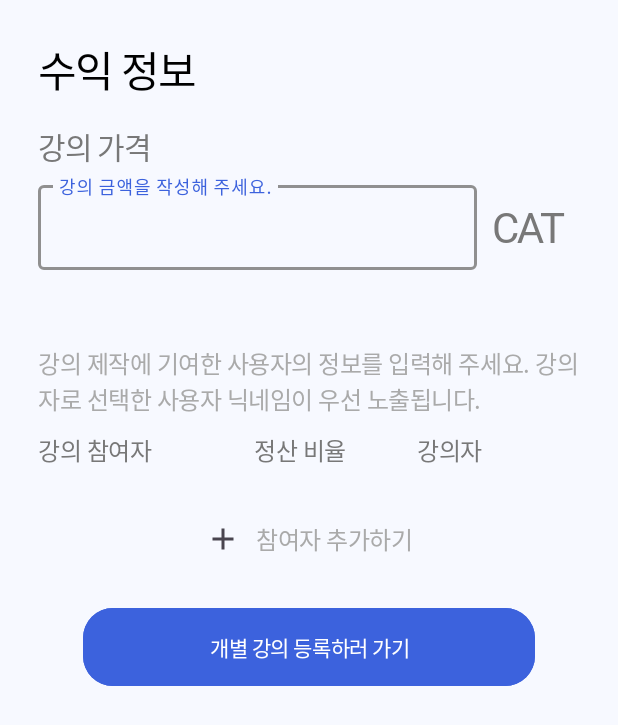
After one commit to JumboEgg/LearnAuth, an Android app: the layout fragment_register_payment.xml on its own in the app's theme, with its tools: preview values and no code run, on a phone screen of 412 x 824 dp. The commit adds this screen. Shown: the top 725 px of the screen. Run offline under Robolectric (Android 15) with nearby library versions, the phone set to English and light mode, and no system bars.

Commit message:
[Android/Feat/#41]: 강의 등록 페이지 xml 초안

```diff
--- a/Android/app/src/main/java/com/example/second_project/MainActivity.kt
+++ b/Android/app/src/main/java/com/example/second_project/MainActivity.kt
@@ -27,7 +27,8 @@ class MainActivity : AppCompatActivity() {
         // 수료증 디테일 페이지에서 nav 바 없어짐
         navController.addOnDestinationChangedListener { _, destination, _ ->
             when (destination.id) {
-                R.id.certDetailFragment -> {
+                R.id.certDetailFragment,
+                R.id.registerLectureFragment -> {
                     binding.bottomNavigation.visibility = View.GONE
                 }
                 else -> {
--- a/Android/app/src/main/java/com/example/second_project/ui/ParticipatedLectureFragment.kt
+++ b/Android/app/src/main/java/com/example/second_project/ui/ParticipatedLectureFragment.kt
@@ -6,7 +6,9 @@ import android.view.View
 import android.view.ViewGroup
 import androidx.fragment.app.Fragment
 import androidx.fragment.app.viewModels
+import androidx.navigation.fragment.findNavController
 import androidx.recyclerview.widget.LinearLayoutManager
+import com.example.second_project.R
 import com.example.second_project.adapter.MyLectureListAdapter
 import com.example.second_project.adapter.MyParticiListAdapter
 import com.example.second_project.databinding.FragmentParticipatedLectureBinding
@@ -39,6 +41,10 @@ class ParticipatedLectureFragment : Fragment() {
         viewModel.participatedLectures.observe(viewLifecycleOwner) { lectureList ->
             lectureAdapter.submitList(lectureList)
         }
+
+        binding.btnNewLecture.setOnClickListener {
+            findNavController().navigate(R.id.registerLectureFragment)
+        }
     }
 
     override fun onDestroyView() {
--- /dev/null
+++ b/Android/app/src/main/res/layout/fragment_register_payment.xml
@@ -0,0 +1,169 @@
+<?xml version="1.0" encoding="utf-8"?>
+<androidx.constraintlayout.widget.ConstraintLayout xmlns:android="http://schemas.android.com/apk/res/android"
+    android:layout_width="match_parent"
+    android:layout_height="match_parent"
+    xmlns:app="http://schemas.android.com/apk/res-auto"
+    xmlns:tools="http://schemas.android.com/tools"
+    android:background="@color/background_color">
+
+    <ScrollView
+        android:layout_width="match_parent"
+        android:layout_height="match_parent"
+        android:fillViewport="true">
+
+        <LinearLayout
+            android:layout_width="match_parent"
+            android:layout_height="wrap_content"
+            app:layout_constraintTop_toBottomOf="@+id/textTitleRegisterLecture"
+            app:layout_constraintStart_toStartOf="parent"
+            app:layout_constraintEnd_toEndOf="parent"
+            android:padding="25dp"
+            android:orientation="vertical">
+
+            <TextView
+                android:id="@+id/titleEntireLecture"
+                android:layout_width="wrap_content"
+                android:layout_height="wrap_content"
+                android:text="수익 정보"
+                style="@style/heading2" />
+
+            <TextView
+                android:layout_width="wrap_content"
+                android:layout_height="wrap_content"
+                android:text="강의 가격"
+                style="@style/heading3"
+                android:textColor="@color/text_gray"
+                android:layout_marginTop="15dp"/>
+
+            <LinearLayout
+                android:layout_width="match_parent"
+                android:layout_height="wrap_content"
+                android:orientation="horizontal">
+
+                <com.google.android.material.textfield.TextInputLayout
+                    android:id="@+id/editTextPrice"
+                    style="@style/body1"
+                    android:layout_width="0dp"
+                    android:layout_height="wrap_content"
+                    android:layout_marginTop="5dp"
+                    android:background="@drawable/bg_radius_20"
+                    android:textColorHint="@color/text_gray"
+                    app:boxStrokeColor="@color/button_gray"
+                    app:boxStrokeWidth="1dp"
+                    android:layout_weight="5">
+
+                    <com.google.android.material.textfield.TextInputEditText
+                        style="@style/body1"
+                        android:layout_width="match_parent"
+                        android:layout_height="wrap_content"
+                        android:hint="강의 금액을 작성해 주세요."
+                        android:paddingStart="14dp"
+                        android:textColor="@color/text_gray"
+                        android:maxLines="1"/>
+
+                </com.google.android.material.textfield.TextInputLayout>
+
+                <TextView
+                    android:layout_width="0dp"
+                    android:layout_height="match_parent"
+                    android:text="CAT"
+                    style="@style/heading2"
+                    android:layout_weight="1"
+                    android:gravity="center_vertical"
+                    android:layout_marginStart="10dp"
+                    android:layout_marginTop="10dp"
+                    android:textColor="@color/text_gray"/>
+
+            </LinearLayout>
+
+            <TextView
+                android:layout_width="wrap_content"
+                android:layout_height="wrap_content"
+                android:text="강의 제작에 기여한 사용자의 정보를 입력해 주세요. 강의자로 선택한 사용자 닉네임이 우선 노출됩니다."
+                android:textColor="@color/text_white_gray"
+                style="@style/semibold16"
+                android:layout_marginTop="50dp"/>
+
+            <LinearLayout
+                android:layout_width="match_parent"
+                android:layout_height="wrap_content"
+                android:orientation="horizontal"
+                android:layout_marginTop="10dp">
+                <TextView
+                    android:layout_width="0dp"
+                    android:layout_height="wrap_content"
+                    android:layout_weight="4"
+                    android:text="강의 참여자"
+                    style="@style/semibold16"
+                    android:textColor="@color/text_gray"/>
+                <TextView
+                    android:layout_width="0dp"
+                    android:layout_height="wrap_content"
+                    android:layout_weight="3"
+                    android:text="정산 비율"
+                    style="@style/semibold16"
+                    android:textColor="@color/text_gray"/>
+                <TextView
+                    android:layout_width="0dp"
+                    android:layout_height="wrap_content"
+                    android:layout_weight="2"
+                    android:text="강의자"
+                    style="@style/semibold16"
+                    android:textColor="@color/text_gray"/>
+                <View
+                    android:layout_width="0dp"
+                    android:layout_height="0dp"
+                    android:layout_weight="1"/>
+            </LinearLayout>
+
+            <androidx.recyclerview.widget.RecyclerView
+                android:id="@+id/recyclerParticipants"
+                android:layout_width="match_parent"
+                android:layout_height="wrap_content"
+                android:visibility="gone"
+                tools:visibility="visible"/>
+
+            <LinearLayout
+                android:layout_width="wrap_content"
+                android:layout_height="wrap_content"
+                android:orientation="horizontal"
+                android:layout_gravity="center"
+                android:layout_marginTop="25dp"
+                android:padding="10dp">
+                <ImageView
+                    android:layout_width="wrap_content"
+                    android:layout_height="wrap_content"
+                    android:src="@drawable/add_24px"/>
+                <TextView
+                    android:layout_width="wrap_content"
+                    android:layout_height="wrap_content"
+                    android:text="참여자 추가하기"
+                    android:layout_marginStart="10dp"
+                    style="@style/semibold16"
+                    android:textColor="@color/text_white_gray">
+                </TextView>
+            </LinearLayout>
+
+            <com.google.android.material.button.MaterialButton
+                android:id="@+id/btnToUploadFile"
+                android:layout_width="match_parent"
+                android:layout_height="wrap_content"
+                android:layout_marginHorizontal="30dp"
+                app:cornerRadius="20dp"
+                android:backgroundTint="@color/primary_color"
+                android:text="개별 강의 등록하러 가기"
+                android:textColor="@color/white"
+                android:padding="15dp"
+                style="@style/heading4"
+                android:layout_marginBottom="30dp"
+                android:layout_marginTop="20dp"/>
+
+
+
+        </LinearLayout>
+
+
+
+    </ScrollView>
+
+</androidx.constraintlayout.widget.ConstraintLayout>
```
Also changed, not shown: Android/app/src/main/java/com/example/second_project/ui/RegisterLectureFragment.kt (added, +43 -0 lines), Android/app/src/main/res/drawable/ic_process_checked.xml (added, +16 -0 lines), Android/app/src/main/res/drawable/ic_process_unchecked.xml (added, +11 -0 lines), Android/app/src/main/res/layout/fragment_register_lecture.xml (+17 -36 lines), Android/app/src/main/res/layout/fragment_register_quiz.xml (added, +44 -0 lines), Android/app/src/main/res/layout/fragment_register_sublecture.xml (added, +45 -0 lines), Android/app/src/main/res/layout/fragment_register_upload.xml (added, +45 -0 lines), Android/app/src/main/res/navigation/nav_graph.xml (+7 -0 lines).
